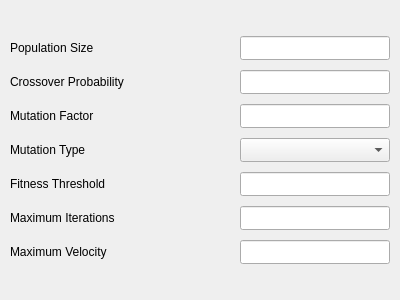
Qt form tesgui/de_params.ui (AbbyGi/tesgui) before a commit.
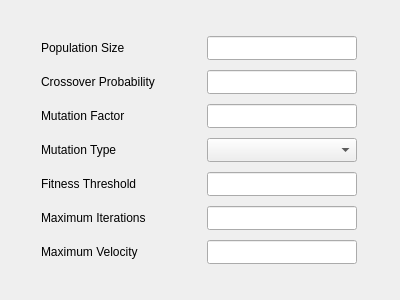
The same form after that commit.

Patch:
```diff
--- a/tesgui/de_params.ui
+++ b/tesgui/de_params.ui
@@ -18,8 +18,8 @@
   </property>
   <property name="maximumSize">
    <size>
-    <width>500</width>
-    <height>300</height>
+    <width>16777215</width>
+    <height>16777215</height>
    </size>
   </property>
   <property name="windowTitle">
@@ -60,9 +60,15 @@
      </property>
      <item row="0" column="2">
       <widget class="QLabel" name="label_2">
+       <property name="sizePolicy">
+        <sizepolicy hsizetype="Fixed" vsizetype="Fixed">
+         <horstretch>0</horstretch>
+         <verstretch>0</verstretch>
+        </sizepolicy>
+       </property>
        <property name="minimumSize">
         <size>
-         <width>60</width>
+         <width>125</width>
          <height>24</height>
         </size>
        </property>
@@ -81,7 +87,7 @@
        </property>
        <property name="minimumSize">
         <size>
-         <width>150</width>
+         <width>125</width>
          <height>24</height>
         </size>
        </property>
@@ -95,9 +101,15 @@
      </item>
      <item row="1" column="2">
       <widget class="QLabel" name="label_3">
+       <property name="sizePolicy">
+        <sizepolicy hsizetype="Fixed" vsizetype="Fixed">
+         <horstretch>0</horstretch>
+         <verstretch>0</verstretch>
+        </sizepolicy>
+       </property>
        <property name="minimumSize">
         <size>
-         <width>60</width>
+         <width>125</width>
          <height>24</height>
         </size>
        </property>
@@ -108,9 +120,15 @@
      </item>
      <item row="5" column="2">
       <widget class="QLabel" name="label_4">
+       <property name="sizePolicy">
+        <sizepolicy hsizetype="Fixed" vsizetype="Fixed">
+         <horstretch>0</horstretch>
+         <verstretch>0</verstretch>
+        </sizepolicy>
+       </property>
        <property name="minimumSize">
         <size>
-         <width>60</width>
+         <width>125</width>
          <height>24</height>
         </size>
        </property>
@@ -121,9 +139,15 @@
      </item>
      <item row="6" column="2">
       <widget class="QLabel" name="label_5">
+       <property name="sizePolicy">
+        <sizepolicy hsizetype="Fixed" vsizetype="Fixed">
+         <horstretch>0</horstretch>
+         <verstretch>0</verstretch>
+        </sizepolicy>
+       </property>
        <property name="minimumSize">
         <size>
-         <width>60</width>
+         <width>125</width>
          <height>24</height>
         </size>
        </property>
@@ -134,9 +158,15 @@
      </item>
      <item row="7" column="2">
       <widget class="QLabel" name="label_6">
+       <property name="sizePolicy">
+        <sizepolicy hsizetype="Fixed" vsizetype="Fixed">
+         <horstretch>0</horstretch>
+         <verstretch>0</verstretch>
+        </sizepolicy>
+       </property>
        <property name="minimumSize">
         <size>
-         <width>60</width>
+         <width>125</width>
          <height>24</height>
         </size>
        </property>
@@ -147,9 +177,15 @@
      </item>
      <item row="8" column="2">
       <widget class="QLabel" name="label_7">
+       <property name="sizePolicy">
+        <sizepolicy hsizetype="Fixed" vsizetype="Fixed">
+         <horstretch>0</horstretch>
+         <verstretch>0</verstretch>
+        </sizepolicy>
+       </property>
        <property name="minimumSize">
         <size>
-         <width>60</width>
+         <width>125</width>
          <height>24</height>
         </size>
        </property>
@@ -160,9 +196,15 @@
      </item>
      <item row="9" column="2">
       <widget class="QLabel" name="label">
+       <property name="sizePolicy">
+        <sizepolicy hsizetype="Fixed" vsizetype="Fixed">
+         <horstretch>0</horstretch>
+         <verstretch>0</verstretch>
+        </sizepolicy>
+       </property>
        <property name="minimumSize">
         <size>
-         <width>60</width>
+         <width>125</width>
          <height>24</height>
         </size>
        </property>
@@ -181,7 +223,7 @@
        </property>
        <property name="minimumSize">
         <size>
-         <width>150</width>
+         <width>125</width>
          <height>24</height>
         </size>
        </property>
@@ -203,7 +245,7 @@
        </property>
        <property name="minimumSize">
         <size>
-         <width>150</width>
+         <width>125</width>
          <height>24</height>
         </size>
        </property>
@@ -225,7 +267,7 @@
        </property>
        <property name="minimumSize">
         <size>
-         <width>150</width>
+         <width>125</width>
          <height>24</height>
         </size>
        </property>
@@ -247,7 +289,7 @@
        </property>
        <property name="minimumSize">
         <size>
-         <width>150</width>
+         <width>125</width>
          <height>24</height>
         </size>
        </property>
@@ -269,7 +311,7 @@
        </property>
        <property name="minimumSize">
         <size>
-         <width>150</width>
+         <width>125</width>
          <height>24</height>
         </size>
        </property>
@@ -291,7 +333,7 @@
        </property>
        <property name="minimumSize">
         <size>
-         <width>150</width>
+         <width>125</width>
          <height>24</height>
         </size>
        </property>
```
